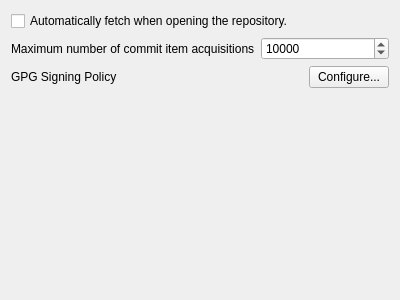
soramimi/Guitar, file src/SettingBehaviorForm.ui: the form before one commit.
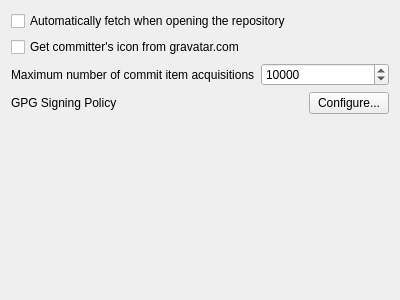
The form after the commit.

Patch:
```diff
--- a/src/SettingBehaviorForm.ui
+++ b/src/SettingBehaviorForm.ui
@@ -17,7 +17,14 @@
    <item>
     <widget class="QCheckBox" name="checkBox_auto_fetch">
      <property name="text">
-      <string>Automatically fetch when opening the repository.</string>
+      <string>Automatically fetch when opening the repository</string>
+     </property>
+    </widget>
+   </item>
+   <item>
+    <widget class="QCheckBox" name="checkBox_get_committer_icon">
+     <property name="text">
+      <string>Get committer's icon from gravatar.com</string>
      </property>
     </widget>
    </item>
```
Left out of the diff: 2 changed lines with no effect on the pictures.
